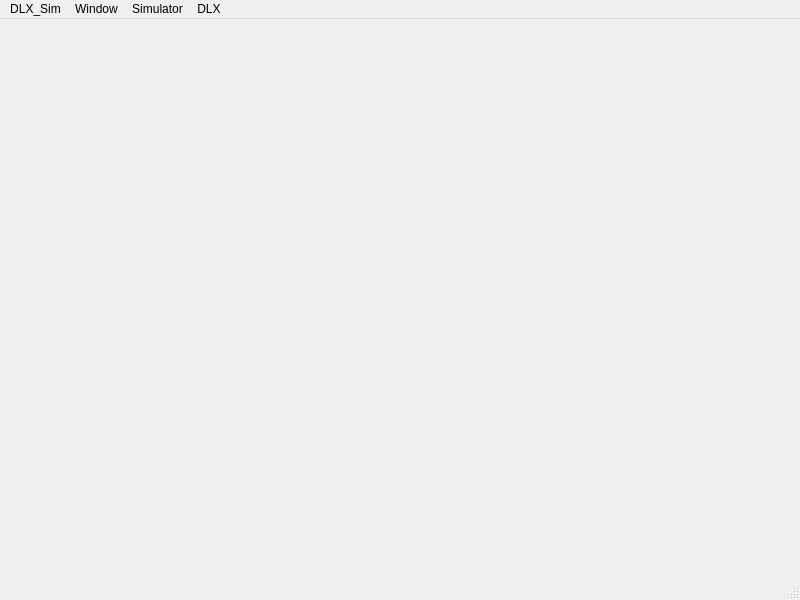
Above: gui/mainwindow.ui from botcor/DLX_Sim before the change. Below: the same form after it.
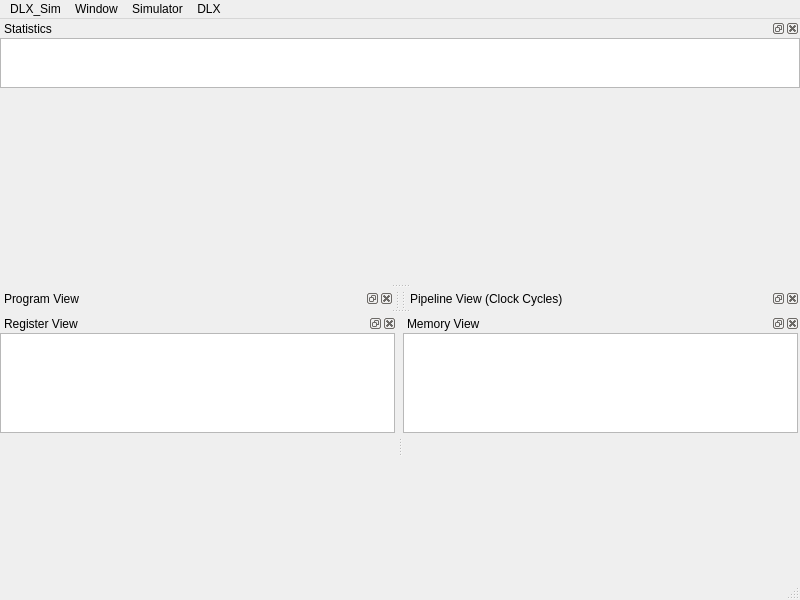
That is the form after the change.

Commit message: add a simulator stub and continue generic drawing function for clock cycle diag

```diff
--- a/gui/mainwindow.ui
+++ b/gui/mainwindow.ui
@@ -13,7 +13,14 @@
   <property name="windowTitle">
    <string>MainWindow</string>
   </property>
-  <widget class="QWidget" name="centralwidget"/>
+  <widget class="QWidget" name="centralwidget">
+   <property name="sizePolicy">
+    <sizepolicy hsizetype="Maximum" vsizetype="Maximum">
+     <horstretch>0</horstretch>
+     <verstretch>0</verstretch>
+    </sizepolicy>
+   </property>
+  </widget>
   <widget class="QMenuBar" name="menubar">
    <property name="geometry">
     <rect>
@@ -62,6 +69,187 @@
    <addaction name="menuPipeline"/>
   </widget>
   <widget class="QStatusBar" name="statusbar"/>
+  <widget class="QDockWidget" name="DW1">
+   <property name="sizePolicy">
+    <sizepolicy hsizetype="Preferred" vsizetype="Preferred">
+     <horstretch>0</horstretch>
+     <verstretch>0</verstretch>
+    </sizepolicy>
+   </property>
+   <property name="windowTitle">
+    <string>Program View</string>
+   </property>
+   <attribute name="dockWidgetArea">
+    <number>1</number>
+   </attribute>
+   <widget class="QWidget" name="dockWindow_Contents_1">
+    <widget class="QListView" name="programview">
+     <property name="geometry">
+      <rect>
+       <x>0</x>
+       <y>0</y>
+       <width>300</width>
+       <height>400</height>
+      </rect>
+     </property>
+     <property name="sizePolicy">
+      <sizepolicy hsizetype="Preferred" vsizetype="Preferred">
+       <horstretch>0</horstretch>
+       <verstretch>0</verstretch>
+      </sizepolicy>
+     </property>
+     <property name="minimumSize">
+      <size>
+       <width>100</width>
+       <height>400</height>
+      </size>
+     </property>
+     <property name="uniformItemSizes">
+      <bool>true</bool>
+     </property>
+     <property name="selectionRectVisible">
+      <bool>true</bool>
+     </property>
+    </widget>
+   </widget>
+  </widget>
+  <widget class="QDockWidget" name="DW2">
+   <property name="sizePolicy">
+    <sizepolicy hsizetype="Preferred" vsizetype="Preferred">
+     <horstretch>0</horstretch>
+     <verstretch>0</verstretch>
+    </sizepolicy>
+   </property>
+   <property name="windowTitle">
+    <string>Pipeline View (Clock Cycles)</string>
+   </property>
+   <attribute name="dockWidgetArea">
+    <number>2</number>
+   </attribute>
+   <widget class="QWidget" name="dockWidgetContents_2">
+    <widget class="QGraphicsView" name="pipeview">
+     <property name="geometry">
+      <rect>
+       <x>0</x>
+       <y>0</y>
+       <width>470</width>
+       <height>400</height>
+      </rect>
+     </property>
+     <property name="sizePolicy">
+      <sizepolicy hsizetype="Preferred" vsizetype="Preferred">
+       <horstretch>0</horstretch>
+       <verstretch>0</verstretch>
+      </sizepolicy>
+     </property>
+     <property name="minimumSize">
+      <size>
+       <width>200</width>
+       <height>400</height>
+      </size>
+     </property>
+     <property name="alignment">
+      <set>Qt::AlignLeading|Qt::AlignLeft|Qt::AlignTop</set>
+     </property>
+    </widget>
+   </widget>
+  </widget>
+  <widget class="QDockWidget" name="DW3">
+   <property name="windowTitle">
+    <string>Register View</string>
+   </property>
+   <attribute name="dockWidgetArea">
+    <number>8</number>
+   </attribute>
+   <widget class="QWidget" name="dockWidgetContents_3">
+    <widget class="QListView" name="registerview">
+     <property name="geometry">
+      <rect>
+       <x>0</x>
+       <y>0</y>
+       <width>395</width>
+       <height>100</height>
+      </rect>
+     </property>
+     <property name="sizePolicy">
+      <sizepolicy hsizetype="Preferred" vsizetype="Preferred">
+       <horstretch>0</horstretch>
+       <verstretch>0</verstretch>
+      </sizepolicy>
+     </property>
+     <property name="minimumSize">
+      <size>
+       <width>200</width>
+       <height>100</height>
+      </size>
+     </property>
+    </widget>
+   </widget>
+  </widget>
+  <widget class="QDockWidget" name="DW4">
+   <property name="windowTitle">
+    <string>Memory View</string>
+   </property>
+   <attribute name="dockWidgetArea">
+    <number>8</number>
+   </attribute>
+   <widget class="QWidget" name="dockWidgetContents_4">
+    <widget class="QListView" name="memoryview">
+     <property name="geometry">
+      <rect>
+       <x>0</x>
+       <y>0</y>
+       <width>395</width>
+       <height>100</height>
+      </rect>
+     </property>
+     <property name="sizePolicy">
+      <sizepolicy hsizetype="Preferred" vsizetype="Preferred">
+       <horstretch>0</horstretch>
+       <verstretch>0</verstretch>
+      </sizepolicy>
+     </property>
+     <property name="minimumSize">
+      <size>
+       <width>200</width>
+       <height>100</height>
+      </size>
+     </property>
+    </widget>
+   </widget>
+  </widget>
+  <widget class="QDockWidget" name="DW5">
+   <property name="windowTitle">
+    <string>Statistics</string>
+   </property>
+   <attribute name="dockWidgetArea">
+    <number>4</number>
+   </attribute>
+   <widget class="QWidget" name="dockWidgetContents_5">
+    <widget class="QListView" name="statisticsview">
+     <property name="geometry">
+      <rect>
+       <x>0</x>
+       <y>0</y>
+       <width>800</width>
+       <height>50</height>
+      </rect>
+     </property>
+     <property name="sizePolicy">
+      <sizepolicy hsizetype="Preferred" vsizetype="Preferred">
+       <horstretch>0</horstretch>
+       <verstretch>0</verstretch>
+      </sizepolicy>
+     </property>
+     <property name="minimumSize">
+      <size>
+       <width>600</width>
+       <height>50</height>
+      </size>
+     </property>
+    </widget>
+   </widget>
+  </widget>
   <action name="action_LoadProgram">
    <property name="text">
     <string>Load Program</string>
```
Left out of the diff: 19 changed lines with no effect on the pictures. The commit also changes 6 other files.
